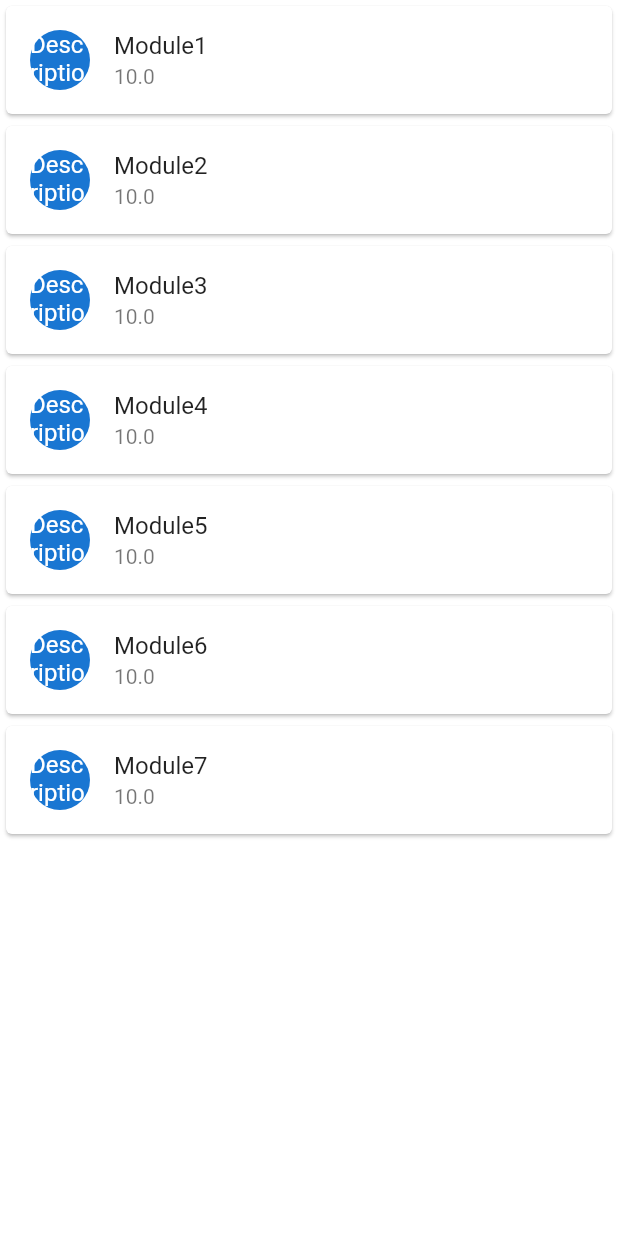
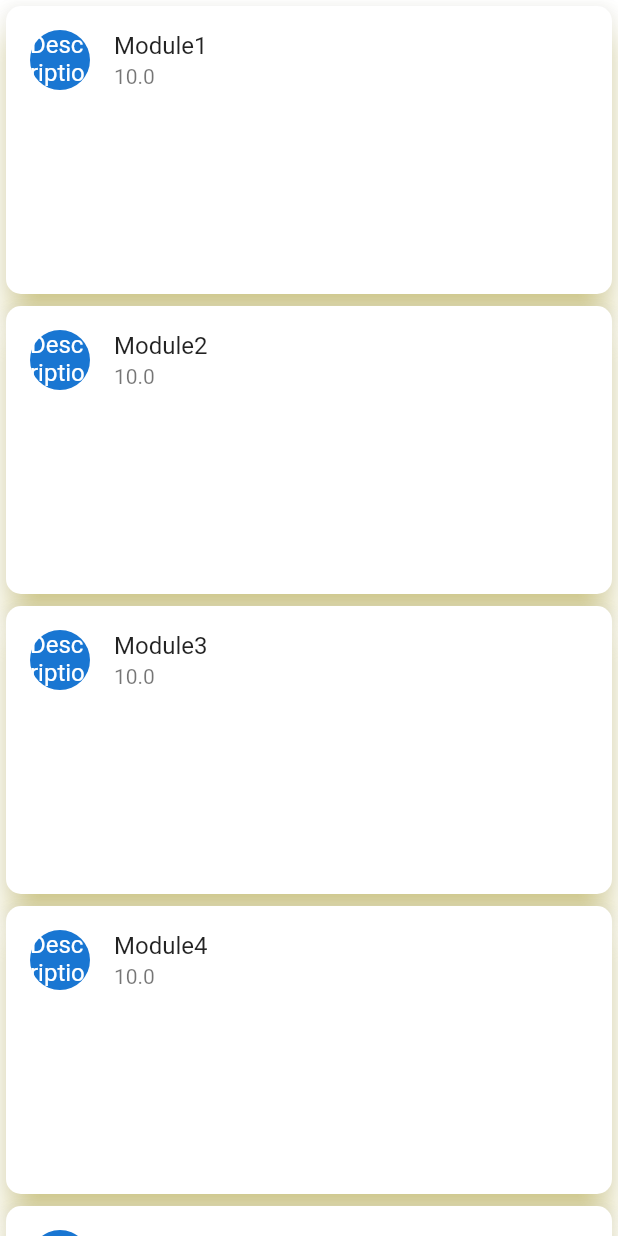
Before and after one commit to AbdullahPS/WaterApp, a Flutter app: the screen it shows after launch, after a tap on "Login", on a phone screen of 412 x 824 dp. Run offline on Flutter 3.47's test engine with Material 2 defaults, Android fonts, the phone set to English and light mode, and no system bars; our stand-ins replace flutter_signin_button.

Commit message:
Card:Redesign a bit
change increase height and round border

```diff
--- a/lib/widgets/card.dart
+++ b/lib/widgets/card.dart
@@ -7,15 +7,22 @@ class WaterCard extends StatelessWidget {
   WaterCard({this.name, this.id, this.price});
   @override
   Widget build(BuildContext context) {
-    return SafeArea(
+    return Container(
+      height: 200,
       child: Card(
-          child: ListTile(
-        leading: CircleAvatar(
-          child: Text('Description'),
+        shadowColor: Colors.yellow,
+        elevation: 10,
+        shape: RoundedRectangleBorder(
+          borderRadius: BorderRadius.circular(10.0),
         ),
-        title: Text(name),
-        subtitle: Text(price.toString()),
-      )),
+        child: ListTile(
+          leading: CircleAvatar(
+            child: Text('Description'),
+          ),
+          title: Text(name),
+          subtitle: Text(price.toString()),
+        ),
+      ),
     );
   }
 }
```
